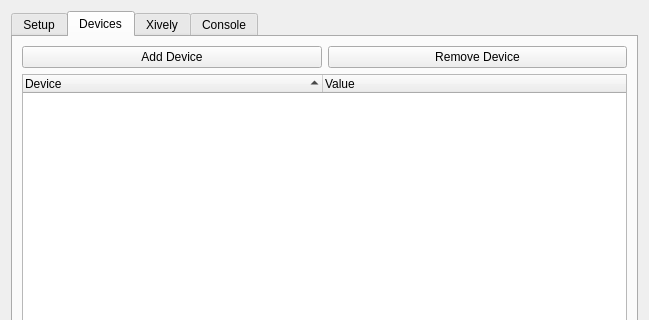
Above: src/brickv/ui/logger_setup.ui from D4wN/brickv before the change; both pictures show x 0 to 649 and y 0 to 320 of the 649 by 499 pixel window. Below: the same form after it.
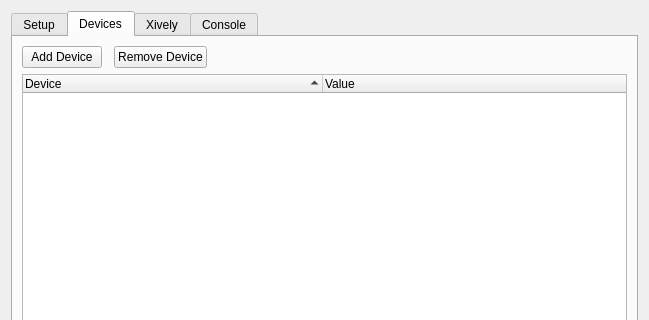
That is the form after the change. The open tabs and pages were chosen to show the change.

Commit message: added first test implementation for the device_dialog

Patch:
```diff
--- a/src/brickv/ui/logger_setup.ui
+++ b/src/brickv/ui/logger_setup.ui
@@ -98,7 +98,7 @@
         </size>
        </property>
        <property name="currentIndex">
-        <number>1</number>
+        <number>0</number>
        </property>
        <widget class="QWidget" name="tab_setup">
         <property name="enabled">
@@ -341,6 +341,13 @@
          <string>Devices</string>
         </attribute>
         <layout class="QGridLayout" name="gridLayout_8">
+         <item row="0" column="2">
+          <widget class="QPushButton" name="btn_remove_device">
+           <property name="text">
+            <string>Remove Device</string>
+           </property>
+          </widget>
+         </item>
          <item row="0" column="0">
           <widget class="QPushButton" name="btn_add_device">
            <property name="text">
@@ -348,14 +355,20 @@
            </property>
           </widget>
          </item>
-         <item row="0" column="1">
-          <widget class="QPushButton" name="btn_remove_device">
-           <property name="text">
-            <string>Remove Device</string>
+         <item row="0" column="3">
+          <spacer name="horizontalSpacer_7">
+           <property name="orientation">
+            <enum>Qt::Horizontal</enum>
            </property>
-          </widget>
+           <property name="sizeHint" stdset="0">
+            <size>
+             <width>40</width>
+             <height>20</height>
+            </size>
+           </property>
+          </spacer>
          </item>
-         <item row="1" column="0" colspan="2">
+         <item row="1" column="0" colspan="4">
           <widget class="QTreeWidget" name="tree_devices">
            <property name="uniformRowHeights">
             <bool>true</bool>
```
The commit also changes 2 other files.
